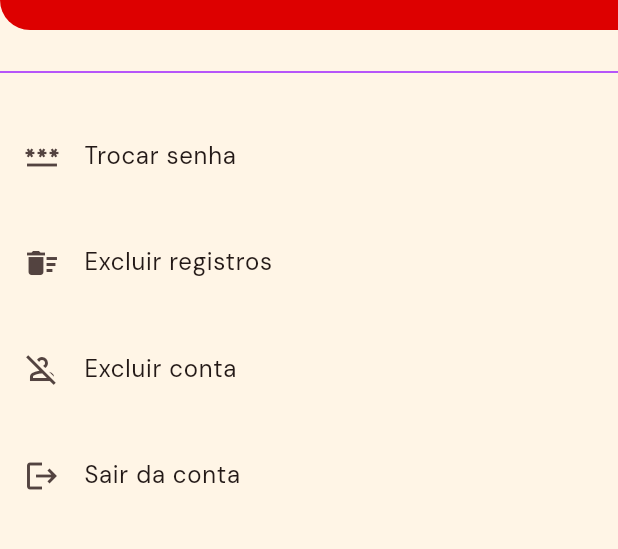
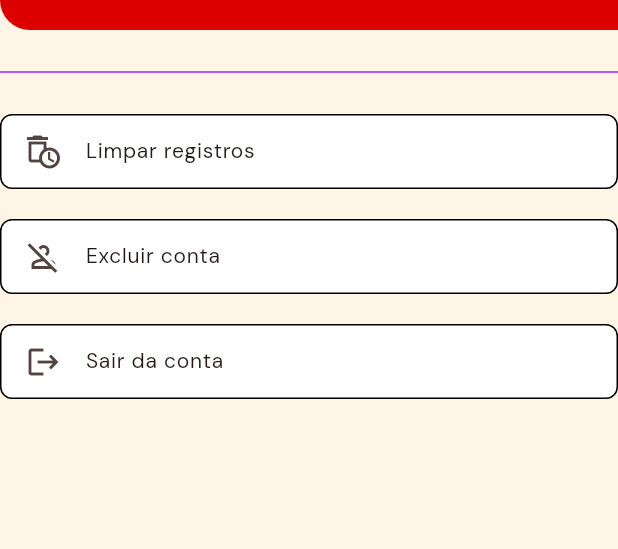
Before and after one commit to im-danielp/target_sistemas_desafio, a Flutter app: the ProfileScreen screen opened directly, on a phone screen of 412 x 824 dp, the part 135-684 px from its top. Run offline on Flutter 3.47's test engine with Material 3 defaults, Android fonts, the light colour scheme and no system bars; our stand-ins replace curved_navigation_bar, fl_chart, flutter_mobx, gap, get_it, google_fonts and 1 more; accounts and stored records are empty; generated files the repository leaves out were written again.

Commit message:
ProfileScreen, UI e lógica

```diff
--- a/lib/modules/infos/stores/info_store.dart
+++ b/lib/modules/infos/stores/info_store.dart
@@ -9,6 +9,7 @@ abstract class InfoStoreBase with Store {
   @observable
   List<InfoModel> infos = ObservableList<InfoModel>();
 
+  int get infoCount => infos.length;
   int nextId = 1;
 
   @action
@@ -30,7 +31,8 @@ abstract class InfoStoreBase with Store {
     infos[index] = newInfo;
   }
 
-  int getInfoCount() {
-    return infos.length;
+  @action
+  void clearInfos() {
+    infos.clear();
   }
 }
--- a/lib/modules/profile/collections/profile_option_collections.dart
+++ b/lib/modules/profile/collections/profile_option_collections.dart
@@ -3,30 +3,25 @@ import 'package:target/modules/profile/controllers/profile_controller.dart';
 import 'package:target/modules/profile/models/profile_option_model.dart';
 
 abstract class ProfileOptionCollections {
-  final profileController = ProfileController();
-
   // Agora é um método que recebe o contexto da tela!
   static List<ProfileOptionModel> getOptions(BuildContext context) {
+    final profileController = ProfileController();
+
     return [
       ProfileOptionModel(
-        title: 'Trocar senha',
-        icon: Icons.password,
-        action: () {},
-      ),
-      ProfileOptionModel(
-        title: 'Excluir registros',
-        icon: Icons.delete_sweep,
-        action: () {},
+        title: 'Limpar registros',
+        icon: Icons.auto_delete_outlined,
+        action: () => profileController.handdleClearInfos(context),
       ),
       ProfileOptionModel(
         title: 'Excluir conta',
         icon: Icons.person_off_outlined,
-        action: () {},
+        action: () => profileController.handdleDeleteAccount(context),
       ),
       ProfileOptionModel(
         title: 'Sair da conta',
         icon: Icons.logout,
-        action: () {},
+        action: () => profileController.handdleLogout(context),
       ),
     ];
   }
--- a/lib/modules/profile/widgets/profile_options.dart
+++ b/lib/modules/profile/widgets/profile_options.dart
@@ -1,5 +1,6 @@
 import 'package:flutter/material.dart';
 import 'package:gap/gap.dart';
+import 'package:target/core/constants/style_constants.dart';
 import 'package:target/modules/profile/collections/profile_option_collections.dart';
 
 class ProfileOptions extends StatelessWidget {
@@ -11,15 +12,23 @@ class ProfileOptions extends StatelessWidget {
 
     return Expanded(
       child: ListView.separated(
+        physics: NeverScrollableScrollPhysics(),
         itemCount: options.length,
-        separatorBuilder: (context, index) => Gap(15),
+        separatorBuilder: (context, index) => Gap(20),
         itemBuilder: (context, index) {
           final option = options[index];
 
           return ListTile(
-            title: Text(option.title),
+            title: Text(option.title, style: TextStyle(fontSize: 14)),
             leading: Icon(option.icon),
             onTap: option.action,
+            dense: true,
+            tileColor: Colors.white,
+            contentPadding: EdgeInsets.symmetric(horizontal: 16, vertical: 0),
+            shape: RoundedRectangleBorder(
+              borderRadius: BorderRadiusGeometry.circular(8),
+              side: BorderSide(color: StyleConstants.outlineBorderColor),
+            ),
           );
         },
       ),
```
Also changed, not shown: lib/core/collections/user_collection.dart (+5 -5 lines), lib/core/widgets/dialog_confirmation.dart (added, +51 -0 lines), lib/modules/profile/controllers/profile_controller.dart (+74 -5 lines), lib/modules/report/stores/report_store.dart (+11 -0 lines), lib/modules/infos/stores/info_store.g.dart, lib/modules/report/stores/report_store.g.dart.
